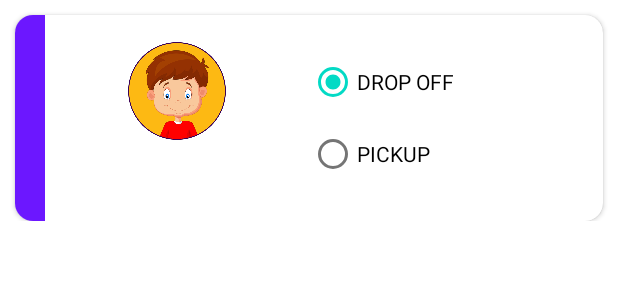
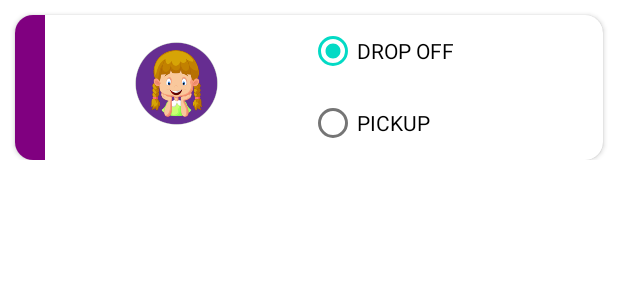
Before and after one commit to krishna-isoft/Mypreschool, an Android app: the layout childlist.xml on its own in the app's theme, with its tools: preview values and no code run, on a phone screen of 412 x 824 dp. Shown: the top 300 px of the screen. Run offline under Robolectric (Android 15) with nearby library versions, the phone set to English and light mode, and no system bars.

Commit message:
GUI changes updated home page

```diff
--- a/app/src/main/java/com/isoft/mypreschool/AdminloginActivity.java
+++ b/app/src/main/java/com/isoft/mypreschool/AdminloginActivity.java
@@ -122,6 +122,8 @@ public class AdminloginActivity extends AppCompatActivity {
                                 finish();
                             }
                         }
+                    }else{
+                        cancelprogresssdialog();
                     }
                 }
 
--- a/app/src/main/java/com/isoft/mypreschool/Home.java
+++ b/app/src/main/java/com/isoft/mypreschool/Home.java
@@ -823,6 +823,7 @@ if(jsonArray !=null && jsonArray.length()>0)
 				public void onFailure(Call<JsonObject> call, Throwable t) {
 					Log.e("tttt", " Response Error " + t.getMessage());
 					cancelprogresssdialog();
+					getuserdetails();
 					Toast.makeText(context, "Login credential wrong please try again ", Toast.LENGTH_SHORT).show();
 				}
 			});
--- a/app/src/main/res/layout/childlist.xml
+++ b/app/src/main/res/layout/childlist.xml
@@ -7,7 +7,7 @@
     <androidx.cardview.widget.CardView
         android:layout_width="match_parent"
         android:layout_height="wrap_content"
-
+android:elevation="8dp"
         android:layout_marginStart="10dp"
         android:layout_marginTop="10dp"
         android:layout_marginEnd="10dp"
@@ -28,7 +28,7 @@ android:layout_weight="1"
                 android:orientation="horizontal">
                   <View
                       android:layout_width="20dp"
-                      android:background="@color/rest"
+                      android:background="@color/purple"
                       android:layout_height="match_parent"></View>
                 <LinearLayout
                     android:layout_width="match_parent"
@@ -36,24 +36,29 @@ android:layout_weight="1"
                     android:layout_gravity="center"
                     android:gravity="center"
                     android:orientation="vertical">
-
+                    <RelativeLayout
+                        android:layout_width="match_parent"
+                        android:layout_height="wrap_content">
                     <ImageView
                         android:id="@+id/master_photoview"
                         style="@style/Photos"
                         android:layout_width="@dimen/home_image"
+                        android:layout_centerHorizontal="true"
                         android:layout_height="@dimen/home_image"
                         android:layout_gravity="center"
                         android:layout_marginTop="@dimen/avg_text"
-                        android:background="@drawable/profile"
+                        android:src="@drawable/girll"
+                        android:background="@drawable/girl_one"
                         android:clickable="false"
                         />
+                    </RelativeLayout>
                     <TextView
                         android:id="@+id/txtname"
                         android:textStyle="bold"
                         android:layout_gravity="center"
                         android:gravity="center"
-                        android:layout_marginTop="@dimen/activity_vertical_margin"
-                        android:layout_marginBottom="@dimen/activity_vertical_margin"
+                        android:layout_marginTop="@dimen/min_padding"
+                        android:layout_marginBottom="@dimen/min_padding"
                         android:textColor="@color/black"
                         android:layout_width="match_parent"
                         android:layout_height="wrap_content"></TextView>
--- a/app/src/main/res/values/colors.xml
+++ b/app/src/main/res/values/colors.xml
@@ -107,4 +107,6 @@
     <color name="rbottom">#EC1259</color>
     <color name="rlock">#652328</color>
     <color name="signupColor">#066e8a</color>
+
+    <color name="purple">#800080</color>
 </resources>
--- a/app/src/main/res/values/dimensions.xml
+++ b/app/src/main/res/values/dimensions.xml
@@ -40,7 +40,7 @@
 
     <dimen name="home_large">51dp</dimen>
     <dimen name="home_small">30dp</dimen>
-    <dimen name="home_image">65dp</dimen>
-    <dimen name="ss_kh">300dp</dimen>
+    <dimen name="home_image">55dp</dimen>
+    <dimen name="ss_kh">250dp</dimen>
     <dimen name="img_icon">50dp</dimen>
 </resources>
```
Also changed, not shown: app/src/main/res/layout/home.xml (+17 -12 lines), app/src/main/res/layout/home_small.xml (+19 -9 lines), app/src/main/res/drawable/boy_one.png (added), app/src/main/res/drawable/boyy.png (added), app/src/main/res/drawable/cirrr.png (added), app/src/main/res/drawable/girl_one.png (added), app/src/main/res/drawable/girll.png (added), app/src/main/res/drawable/loginbutton.png, app/src/main/res/drawable/loginbuttonl.png (added), app/src/main/res/drawable/parrr.png (added).
